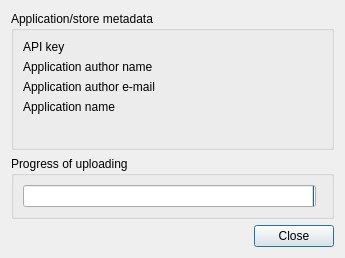
Old version of the form src/gui/formuploadbundle.ui in the repository BuildmLearn/BuildmLearn-Toolkit.
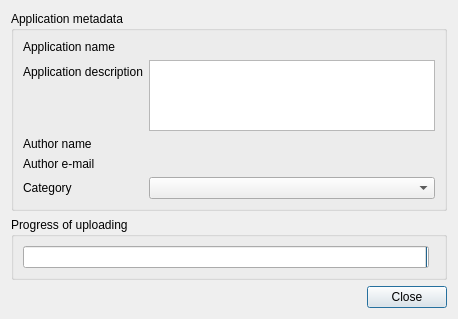
New version of the form. Custom widgets are drawn as their Qt base class.

Commit message: Tweaking of store functionality.

What changed in the file:
```diff
--- a/src/gui/formuploadbundle.ui
+++ b/src/gui/formuploadbundle.ui
@@ -6,8 +6,8 @@
    <rect>
     <x>0</x>
     <y>0</y>
-    <width>345</width>
-    <height>258</height>
+    <width>458</width>
+    <height>319</height>
    </rect>
   </property>
   <property name="windowTitle">
@@ -23,48 +23,68 @@
       </sizepolicy>
      </property>
      <property name="title">
-      <string>Application/store metadata</string>
+      <string>Application metadata</string>
      </property>
      <layout class="QFormLayout" name="formLayout">
+      <property name="fieldGrowthPolicy">
+       <enum>QFormLayout::AllNonFixedFieldsGrow</enum>
+      </property>
       <item row="0" column="0">
-       <widget class="QLabel" name="label">
+       <widget class="QLabel" name="label_4">
         <property name="text">
-         <string>API key</string>
+         <string>Application name</string>
         </property>
        </widget>
       </item>
       <item row="0" column="1">
-       <widget class="LineEditWithStatus" name="m_txtApiKey" native="true"/>
-      </item>
-      <item row="1" column="0">
-       <widget class="QLabel" name="label_2">
-        <property name="text">
-         <string>Application author name</string>
-        </property>
-       </widget>
-      </item>
-      <item row="1" column="1">
-       <widget class="LineEditWithStatus" name="m_txtAuthorName" native="true"/>
+       <widget class="LineEditWithStatus" name="m_txtApplicationName" native="true"/>
       </item>
       <item row="2" column="0">
-       <widget class="QLabel" name="label_3">
+       <widget class="QLabel" name="label_2">
         <property name="text">
-         <string>Application author e-mail</string>
+         <string>Author name</string>
         </property>
        </widget>
       </item>
       <item row="2" column="1">
-       <widget class="LineEditWithStatus" name="m_txtAuthorEmail" native="true"/>
+       <widget class="LineEditWithStatus" name="m_txtAuthorName" native="true"/>
       </item>
       <item row="3" column="0">
-       <widget class="QLabel" name="label_4">
+       <widget class="QLabel" name="label_3">
         <property name="text">
-         <string>Application name</string>
+         <string>Author e-mail</string>
         </property>
        </widget>
       </item>
       <item row="3" column="1">
-       <widget class="LineEditWithStatus" name="m_txtApplicationName" native="true"/>
+       <widget class="LineEditWithStatus" name="m_txtAuthorEmail" native="true"/>
+      </item>
+      <item row="4" column="0">
+       <widget class="QLabel" name="label">
+        <property name="text">
+         <string>Category</string>
+        </property>
+       </widget>
+      </item>
+      <item row="4" column="1">
+       <widget class="QComboBox" name="m_cmbCategory"/>
+      </item>
+      <item row="1" column="0">
+       <widget class="QLabel" name="label_5">
+        <property name="text">
+         <string>Application description</string>
+        </property>
+       </widget>
+      </item>
+      <item row="1" column="1">
+       <widget class="QTextEdit" name="m_txtApplicationDescription">
+        <property name="sizePolicy">
+         <sizepolicy hsizetype="Expanding" vsizetype="Expanding">
+          <horstretch>0</horstretch>
+          <verstretch>1</verstretch>
+         </sizepolicy>
+        </property>
+       </widget>
       </item>
      </layout>
     </widget>
```
Left out of the diff: 2 changed lines with no effect on the pictures. The commit also changes 5 other files.
